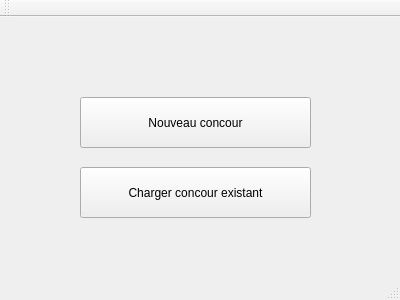
LeVirus/Concour, file mainwindow.ui: the form before one commit.
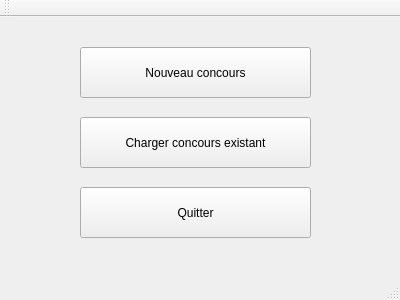
The form after the commit.

Commit message: Open file for loading concours. Close flow after use.

The edit to the form file:
```diff
--- a/mainwindow.ui
+++ b/mainwindow.ui
@@ -18,26 +18,39 @@
     <property name="geometry">
      <rect>
       <x>80</x>
-      <y>80</y>
+      <y>30</y>
       <width>231</width>
       <height>51</height>
      </rect>
     </property>
     <property name="text">
-     <string>Nouveau concour</string>
+     <string>Nouveau concours</string>
     </property>
    </widget>
    <widget class="QPushButton" name="pushButton_2">
     <property name="geometry">
      <rect>
       <x>80</x>
-      <y>150</y>
+      <y>100</y>
       <width>231</width>
       <height>51</height>
      </rect>
     </property>
     <property name="text">
-     <string>Charger concour existant</string>
+     <string>Charger concours existant</string>
+    </property>
+   </widget>
+   <widget class="QPushButton" name="pushButton_3">
+    <property name="geometry">
+     <rect>
+      <x>80</x>
+      <y>170</y>
+      <width>231</width>
+      <height>51</height>
+     </rect>
+    </property>
+    <property name="text">
+     <string>Quitter</string>
     </property>
    </widget>
   </widget>
```
The commit also changes 5 other files.
